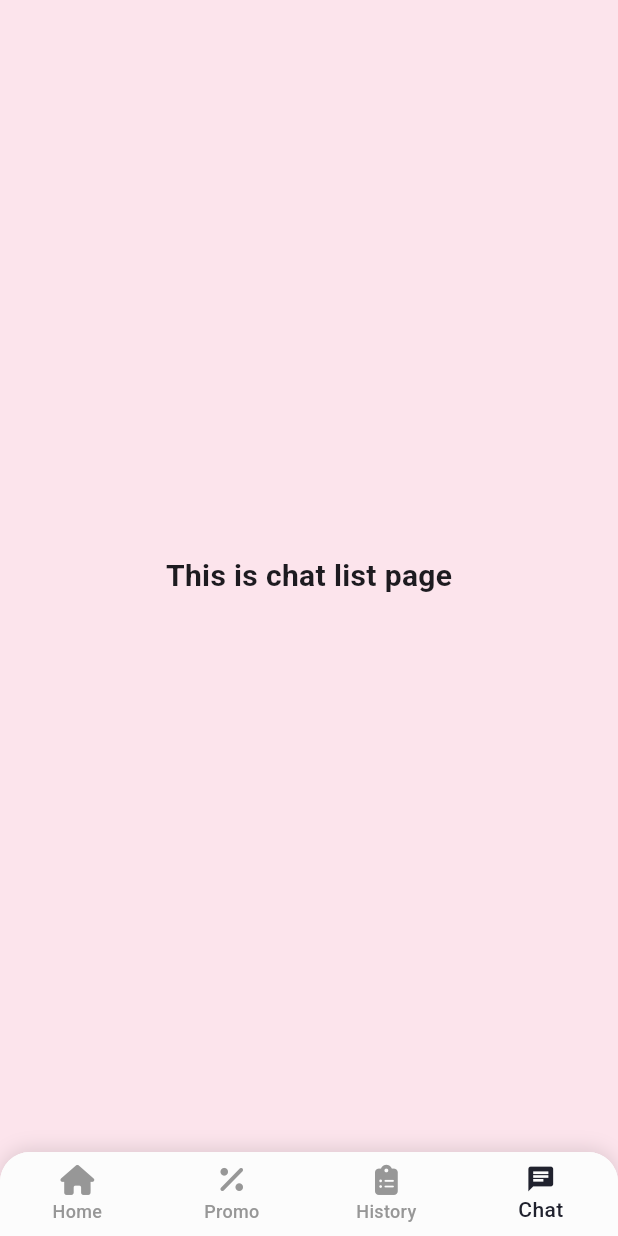
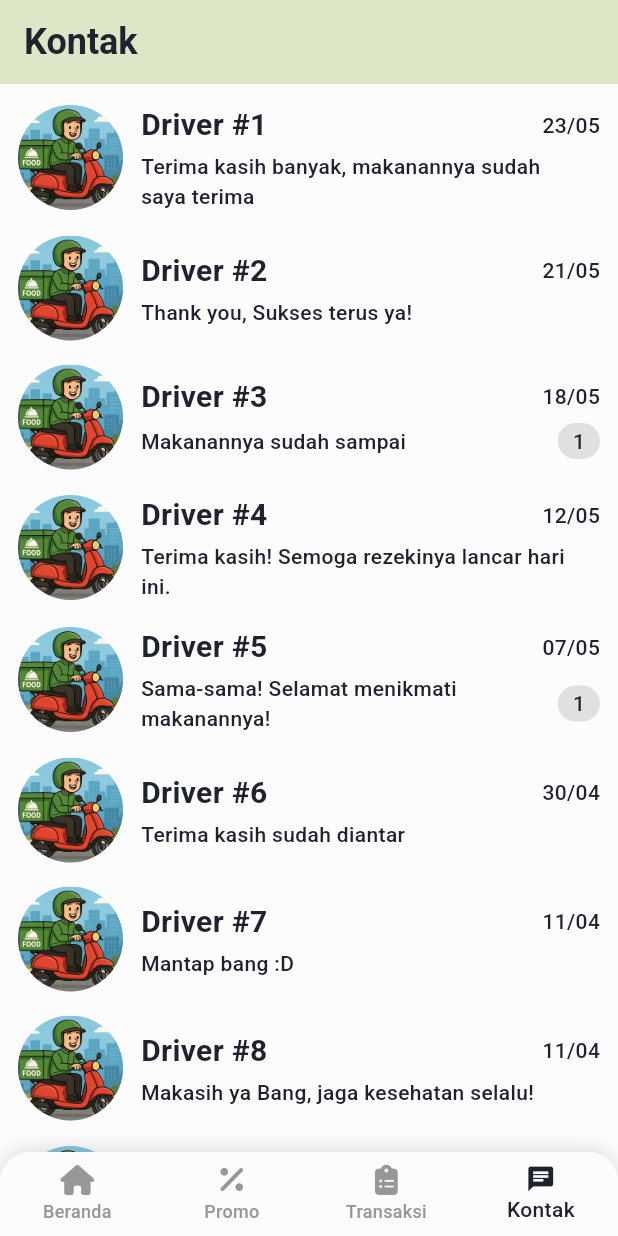
Before and after one commit to jasonrivalino/ta_nutrisenior_app, a Flutter app: the ChatListView screen opened by its route, on a phone screen of 412 x 824 dp. Run offline on Flutter 3.47's test engine with Material 3 defaults, Android fonts, the phone set to English and light mode, and no system bars; our stand-ins replace flutter_local_notifications, font_awesome_flutter, google_sign_in; Roboto replaces fonts that are missing (Roboto-Bold).

Commit message:
feat: chat list page done

```diff
--- a/lib/config/routes.dart
+++ b/lib/config/routes.dart
@@ -5,8 +5,8 @@ import '../features/LoginProcess/PhoneNumber/phone_number_login_view.dart';
 import '../features/LoginProcess/OTPVerification/otp_verification_view.dart';
 
 import '../features/OrderSection/HomePage/homepage_view.dart';
-import '../features/PromoSection/RestaurantPromo/recommend_restaurant_promo.dart';
-import '../features/HistorySection/DoneHistory/done_history_list_widget.dart';
+import '../features/PromoSection/RestaurantPromo/recommend_restaurant_promo_view.dart';
+import '../features/HistorySection/DoneHistory/done_history_list_view.dart';
 import '../features/ContactSection/ChatList/chat_list_view.dart';
 
 class Routes {
--- /dev/null
+++ b/lib/features/ContactSection/ChatList/chat_list_data.dart
@@ -0,0 +1,107 @@
+const List<Map<String, dynamic>> chatDummyData = [
+  {
+    'profileImage': 'assets/images/dummy/chat/driver.png',
+    'driverName': 'Driver #1',
+    'message': 'Terima kasih banyak, makanannya sudah saya terima',
+    'datetime': '23/05',
+    'numberMessageReceived': null,
+  },
+  {
+    'profileImage': 'assets/images/dummy/chat/driver.png',
+    'driverName': 'Driver #2',
+    'message': 'Thank you, Sukses terus ya!',
+    'datetime': '21/05',
+    'numberMessageReceived': null,
+  },
+  {
+    'profileImage': 'assets/images/dummy/chat/driver.png',
+    'driverName': 'Driver #3',
+    'message': 'Makanannya sudah sampai',
+    'datetime': '18/05',
+    'numberMessageReceived': 1,
+  },
+  {
+    'profileImage': 'assets/images/dummy/chat/driver.png',
+    'driverName': 'Driver #4',
+    'message': 'Terima kasih! Semoga rezekinya lancar hari ini.',
+    'datetime': '12/05',
+    'numberMessageReceived': null,
+  },
+  {
+    'profileImage': 'assets/images/dummy/chat/driver.png',
+    'driverName': 'Driver #5',
+    'message': 'Sama-sama! Selamat menikmati makanannya!',
+    'datetime': '07/05',
+    'numberMessageReceived': 1,
+  },
+  {
+    'profileImage': 'assets/images/dummy/chat/driver.png',
+    'driverName': 'Driver #6',
+    'message': 'Terima kasih sudah diantar',
+    'datetime': '30/04',
+    'numberMessageReceived': null,
+  },
+  {
+    'profileImage': 'assets/images/dummy/chat/driver.png',
+    'driverName': 'Driver #7',
+    'message': 'Mantap bang :D',
+    'datetime': '11/04',
+    'numberMessageReceived': null,
+  },
+  {
+    'profileImage': 'assets/images/dummy/chat/driver.png',
+    'driverName': 'Driver #8',
+    'message': 'Makasih ya Bang, jaga kesehatan selalu!',
+    'datetime': '11/04',
+    'numberMessageReceived': null,
+  },
+  {
+    'profileImage': 'assets/images/dummy/chat/driver.png',
+    'driverName': 'Driver #9',
+    'message': 'Terima kasih banyak. Semoga harimu penuh berkah!',
+    'datetime': '08/04',
+    'numberMessageReceived': null,
+  },
+  {
+    'profileImage': 'assets/images/dummy/chat/driver.png',
+    'driverName': 'Driver #10',
+    'message': 'Udah diterima dengan baik. Makasih ya :D',
+    'datetime': '02/04',
+    'numberMessageReceived': null,
+  },
+  {
+    'profileImage': 'assets/images/dummy/chat/driver.png',
+    'driverName': 'Driver #11',
+    'message': 'Sama-sama! Selamat menikmati makanannya!',
+    'datetime': '29/03',
+    'numberMessageReceived': null,
+  },
+  {
+    'profileImage': 'assets/images/dummy/chat/driver.png',
+    'driverName': 'Driver #12',
+    'message': 'Pengantarannya oke banget.',
+    'datetime': '22/03',
+    'numberMessageReceived': null,
+  },
+  {
+    'profileImage': 'assets/images/dummy/chat/driver.png',
+    'driverName': 'Driver #13',
+    'message': 'Hati-hati di jalan.',
+    'datetime': '13/03',
+    'numberMessageReceived': null,
+  },
+  {
+    'profileImage': 'assets/images/dummy/chat/driver.png',
+    'driverName': 'Driver #14',
+    'message': 'Makanannya udah diterima, makasih.',
+    'datetime': '13/03',
+    'numberMessageReceived': null,
+  },
+  {
+    'profileImage': 'assets/images/dummy/chat/driver.png',
+    'driverName': 'Driver #15',
+    'message': 'Makasi bang, Semoga orderanmu rame terus!',
+    'datetime': '11/03',
+    'numberMessageReceived': null,
+  },
+];
--- a/lib/features/ContactSection/ChatList/chat_list_view.dart
+++ b/lib/features/ContactSection/ChatList/chat_list_view.dart
@@ -1,6 +1,10 @@
 import 'package:flutter/material.dart';
 
+import '../../../shared/styles/colors.dart';
+import '../../../shared/widgets/appbar.dart';
 import '../../../shared/widgets/bottom_navbar.dart';
+import 'chat_list_data.dart';
+import 'chat_list_widget.dart';
 
 class ChatListView extends StatelessWidget {
   const ChatListView({super.key});
@@ -8,12 +12,22 @@ class ChatListView extends StatelessWidget {
   @override
   Widget build(BuildContext context) {
     return Scaffold(
-      backgroundColor: Colors.pink[50],
-      body: Center(
-        child: Text(
-          'This is chat list page',
-          style: TextStyle(fontSize: 20, fontWeight: FontWeight.bold),
-        ),
+      appBar: CustomAppBar(
+        title: 'Kontak',
+        showBackButton: false,
+      ),
+      backgroundColor: AppColors.soapstone,
+      body: ListView(
+        padding: const EdgeInsets.symmetric(vertical: 5.0),
+        children: chatDummyData.map((chat) {
+          return ChatMessageTile(
+            profileImage: chat['profileImage'] as String,
+            driverName: chat['driverName'] as String,
+            message: chat['message'] as String,
+            datetime: chat['datetime'] as String,
+            numberMessageReceived: chat['numberMessageReceived'] as int?,
+          );
+        }).toList(),
       ),
       bottomNavigationBar: const BottomNavBar(currentIndex: 3),
     );
--- /dev/null
+++ b/lib/features/ContactSection/ChatList/chat_list_widget.dart
@@ -0,0 +1,105 @@
+import 'package:flutter/material.dart';
+
+import '../../../shared/styles/colors.dart';
+
+class ChatMessageTile extends StatelessWidget {
+  final String profileImage;
+  final String driverName;
+  final String message;
+  final String datetime;
+  final int? numberMessageReceived;
+
+  const ChatMessageTile({
+    super.key,
+    required this.profileImage,
+    required this.driverName,
+    required this.message,
+    required this.datetime,
+    this.numberMessageReceived,
+  });
+
+  @override
+  Widget build(BuildContext context) {
+    return Padding(
+      padding: const EdgeInsets.symmetric(vertical: 8.0, horizontal: 12.0),
+      child: Row(
+        crossAxisAlignment: CrossAxisAlignment.center,
+        children: [
+          // Profile image
+          CircleAvatar(
+            backgroundImage: AssetImage(profileImage),
+            radius: 35,
+          ),
+          const SizedBox(width: 12),
+          // Name and message
+          Expanded(
+            child: Column(
+              crossAxisAlignment: CrossAxisAlignment.start,
+              children: [
+                // Name and time in a row
+                Row(
+                  mainAxisAlignment: MainAxisAlignment.spaceBetween,
+                  children: [
+                    Flexible(
+                      child: Text(
+                        driverName,
+                        style: const TextStyle(
+                          fontWeight: FontWeight.bold,
+                          fontSize: 20,
+                          color: AppColors.dark,
+                        ),
+                        overflow: TextOverflow.ellipsis,
+                      ),
+                    ),
+                    const SizedBox(width: 10),
+                    Text(
+                      datetime,
+                      style: TextStyle(
+                        fontSize: 14,
+                        color: AppColors.dark,
+                      ),
+                    ),
+                  ],
+                ),
+                const SizedBox(height: 3),
+                // Message text and unread count in a row
+                Row(
+                  children: [
+                    Expanded(
+                      child: Text(
+                        message,
+                        style: TextStyle(
+                          fontSize: 14,
+                          color: AppColors.dark,
+                        ),
+                        maxLines: 2,
+                        overflow: TextOverflow.ellipsis,
+                      ),
+                    ),
+                    SizedBox(width: 12),
+                    if (numberMessageReceived != null)
+                      Container(
+                        margin: const EdgeInsets.only(left: 8),
+                        padding: const EdgeInsets.symmetric(horizontal: 10, vertical: 2),
+                        decoration: BoxDecoration(
+                          color: AppColors.lightGray,
+                          borderRadius: BorderRadius.circular(12),
+                        ),
+                        child: Text(
+                          numberMessageReceived.toString(),
+                          style: const TextStyle(
+                            color: AppColors.dark,
+                            fontSize: 14,
+                          ),
+                        ),
+                      ),
+                  ],
+                ),
+              ],
+            ),
+          ),
+        ],
+      ),
+    );
+  }
+}
--- a/lib/features/HistorySection/DoneHistory/done_history_list_widget.dart
+++ b/lib/features/HistorySection/DoneHistory/done_history_list_view.dart
@@ -1,5 +1,6 @@
 import 'package:flutter/material.dart';
 
+import '../../../shared/widgets/appbar.dart';
 import '../../../shared/widgets/bottom_navbar.dart';
 
 class DoneHistoryListView extends StatelessWidget {
@@ -8,6 +9,10 @@ class DoneHistoryListView extends StatelessWidget {
   @override
   Widget build(BuildContext context) {
     return Scaffold(
+      appBar: CustomAppBar(
+        title: 'Aktivitas Pembelian',
+        showBackButton: false,
+      ),
       backgroundColor: Colors.yellow[50],
       body: Center(
         child: Text(
--- a/lib/features/OrderSection/HomePage/homepage_view.dart
+++ b/lib/features/OrderSection/HomePage/homepage_view.dart
@@ -1,5 +1,6 @@
 import 'package:flutter/material.dart';
 
+import '../../../shared/widgets/appbar.dart';
 import '../../../shared/widgets/bottom_navbar.dart';
 
 class HomePageView extends StatelessWidget {
@@ -8,6 +9,10 @@ class HomePageView extends StatelessWidget {
   @override
   Widget build(BuildContext context) {
     return Scaffold(
+      appBar: CustomAppBar(
+        title: 'Home',
+        showBackButton: false,
+      ),
       backgroundColor: Colors.blue[50],
       body: Center(
         child: Text(
--- a/lib/features/PromoSection/RestaurantPromo/recommend_restaurant_promo.dart
+++ b/lib/features/PromoSection/RestaurantPromo/recommend_restaurant_promo_view.dart
@@ -1,5 +1,6 @@
 import 'package:flutter/material.dart';
 
+import '../../../shared/widgets/appbar.dart';
 import '../../../shared/widgets/bottom_navbar.dart';
 
 class RecommendRestaurantPromoView extends StatelessWidget {
@@ -8,6 +9,10 @@ class RecommendRestaurantPromoView extends StatelessWidget {
   @override
   Widget build(BuildContext context) {
     return Scaffold(
+      appBar: CustomAppBar(
+        title: 'Promo Aplikasi',
+        showBackButton: false,
+      ),
       backgroundColor: Colors.green[50],
       body: Center(
         child: Text(
--- /dev/null
+++ b/lib/shared/widgets/appbar.dart
@@ -0,0 +1,45 @@
+import 'package:flutter/material.dart';
+
+import '../../../shared/styles/colors.dart';
+import '../styles/fonts.dart';
+
+class CustomAppBar extends StatelessWidget implements PreferredSizeWidget {
+  final String title;
+  final bool showBackButton;
+  final List<Widget>? actions;
+
+  const CustomAppBar({
+    super.key,
+    required this.title,
+    this.showBackButton = true,
+    this.actions,
+  });
+
+  @override
+  Size get preferredSize => const Size.fromHeight(kToolbarHeight);
+
+  @override
+  Widget build(BuildContext context) {
+    return AppBar(
+      title: Text(
+        title,
+        style: const TextStyle(
+          fontFamily: AppFonts.fontBold,
+          fontWeight: FontWeight.bold,
+          fontSize: 24,
+          color: AppColors.dark,
+        ),
+      ),
+      backgroundColor: AppColors.berylGreen,
+      elevation: 0,
+      leading: showBackButton
+          ? IconButton(
+              icon: const Icon(Icons.arrow_back),
+              onPressed: () => Navigator.of(context).pop(),
+            )
+          : null,
+      automaticallyImplyLeading: showBackButton,
+      actions: actions,
+    );
+  }
+}
--- a/lib/shared/widgets/bottom_navbar.dart
+++ b/lib/shared/widgets/bottom_navbar.dart
@@ -1,4 +1,3 @@
-// shared/widgets/bottom_nav_bar.dart
 import 'package:flutter/material.dart';
 import 'package:font_awesome_flutter/font_awesome_flutter.dart';
 
@@ -60,7 +59,7 @@ class BottomNavBar extends StatelessWidget {
           items: const [
             BottomNavigationBarItem(
               icon: FaIcon(FontAwesomeIcons.house, size: 20),
-              label: 'Home',
+              label: 'Beranda',
             ),
             BottomNavigationBarItem(
               icon: FaIcon(FontAwesomeIcons.percent, size: 20),
@@ -68,11 +67,11 @@ class BottomNavBar extends StatelessWidget {
             ),
             BottomNavigationBarItem(
               icon: 	FaIcon(FontAwesomeIcons.clipboardList, size: 20),
-              label: 'History',
+              label: 'Transaksi',
             ),
             BottomNavigationBarItem(
               icon: FaIcon(Icons.chat, size: 20),
-              label: 'Chat',
+              label: 'Kontak',
             ),
           ],
           selectedItemColor: AppColors.dark,
--- a/pubspec.yaml
+++ b/pubspec.yaml
@@ -86,6 +86,7 @@ flutter:
     - assets/images/splashscreen/splashscreen.png
     - assets/images/transparentAppLogo.png
     - assets/images/media/google.png
+    - assets/images/dummy/chat/driver.png
 
   # An image asset can refer to one or more resolution-specific "variants", see
   # https://flutter.dev/to/resolution-aware-images
```
Also changed, not shown: assets/images/dummy/chat/driver.png (added), assets/images/dummy/food/insalata_caprese.png (added), assets/images/dummy/ingredients/bawang_merah.png (added), assets/images/dummy/market/supermarketaja.png (added), assets/images/dummy/restaurant/ristorante.png (added), lib/features/HistorySection/OngoingHistory/ongoing_history_list_view.dart (added), lib/features/HistorySection/OngoingHistory/ongoing_history_list_widget.dart (deleted), lib/features/PromoSection/MarketPromo/recommend_market_promo.dart (deleted), lib/features/PromoSection/MarketPromo/recommend_market_promo_view.dart (added).
